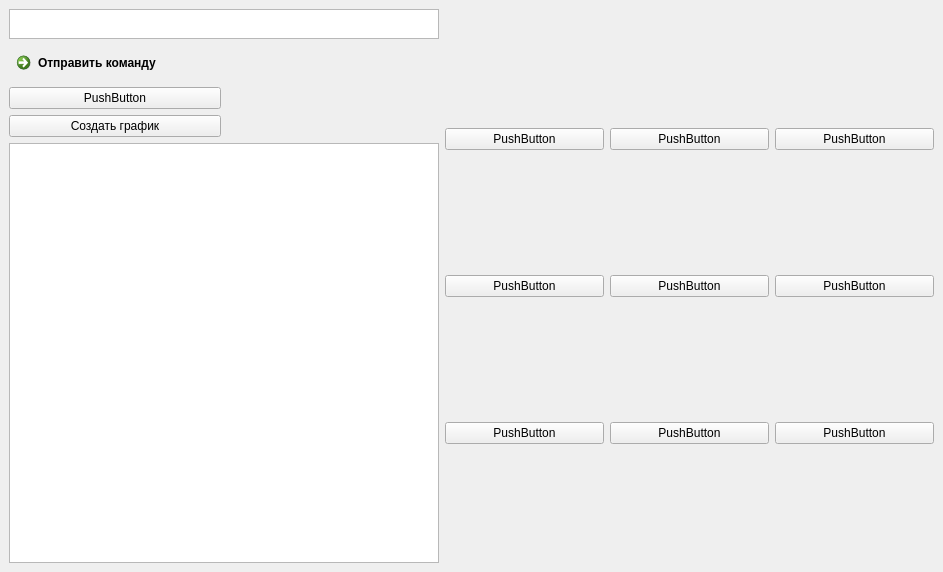
Old version of the form ground/unisat-gcs/src/unisat_gcs/server/gcs_ui.ui in the repository Unica-RocketSpace/CanSat-2018.
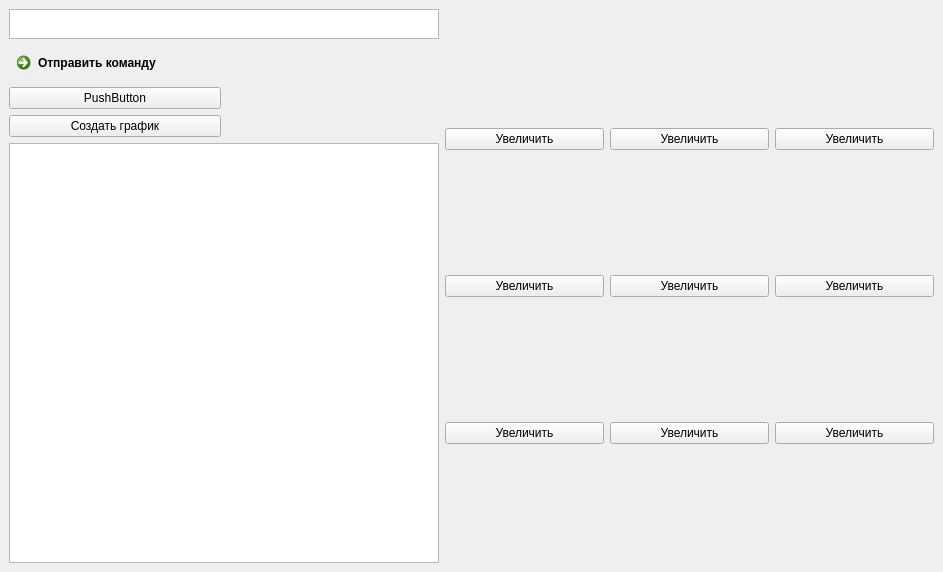
New version of the form.

```diff
--- a/ground/unisat-gcs/src/unisat_gcs/server/gcs_ui.ui
+++ b/ground/unisat-gcs/src/unisat_gcs/server/gcs_ui.ui
@@ -115,21 +115,21 @@
         <item>
          <widget class="QPushButton" name="pushButton_13">
           <property name="text">
-           <string>PushButton</string>
+           <string>Увеличить</string>
           </property>
          </widget>
         </item>
         <item>
          <widget class="QPushButton" name="pushButton_14">
           <property name="text">
-           <string>PushButton</string>
+           <string>Увеличить</string>
           </property>
          </widget>
         </item>
         <item>
          <widget class="QPushButton" name="pushButton_12">
           <property name="text">
-           <string>PushButton</string>
+           <string>Увеличить</string>
           </property>
          </widget>
         </item>
@@ -143,21 +143,21 @@
         <item>
          <widget class="QPushButton" name="pushButton_6">
           <property name="text">
-           <string>PushButton</string>
+           <string>Увеличить</string>
           </property>
          </widget>
         </item>
         <item>
          <widget class="QPushButton" name="pushButton_7">
           <property name="text">
-           <string>PushButton</string>
+           <string>Увеличить</string>
           </property>
          </widget>
         </item>
         <item>
          <widget class="QPushButton" name="pushButton_5">
           <property name="text">
-           <string>PushButton</string>
+           <string>Увеличить</string>
           </property>
          </widget>
         </item>
@@ -171,21 +171,21 @@
         <item>
          <widget class="QPushButton" name="pushButton_8">
           <property name="text">
-           <string>PushButton</string>
+           <string>Увеличить</string>
           </property>
          </widget>
         </item>
         <item>
          <widget class="QPushButton" name="pushButton_9">
           <property name="text">
-           <string>PushButton</string>
+           <string>Увеличить</string>
           </property>
          </widget>
         </item>
         <item>
          <widget class="QPushButton" name="pushButton_10">
           <property name="text">
-           <string>PushButton</string>
+           <string>Увеличить</string>
           </property>
          </widget>
         </item>
```
